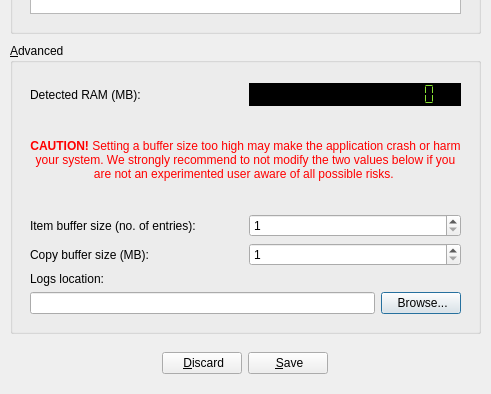
First picture: the form in src/preferences.ui, repository felsocim/Backy, before the edit; both pictures show x 0 to 491 and y 217 to 611 of the 491 by 611 pixel window.
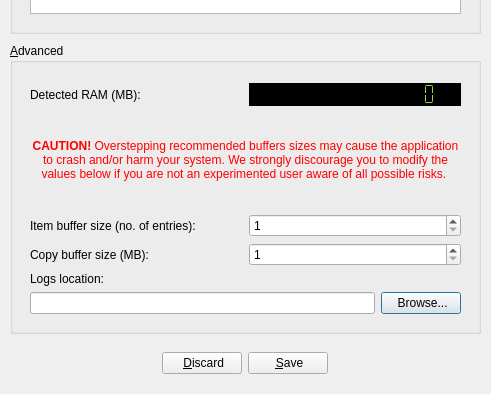
Second picture: the form after the edit. Icons and pictures are not drawn.

What changed in the file:
```diff
--- a/src/preferences.ui
+++ b/src/preferences.ui
@@ -154,7 +154,7 @@
         <string notr="true">color: red;</string>
        </property>
        <property name="text">
-        <string>&lt;html&gt;&lt;head/&gt;&lt;body&gt;&lt;p&gt;&lt;span style=&quot; font-weight:600;&quot;&gt;CAUTION!&lt;/span&gt; Setting a buffer size too high may make the application crash or harm your system. We strongly recommend to not modify the two values below if you are not an experimented user aware of all possible risks. &lt;/p&gt;&lt;/body&gt;&lt;/html&gt;</string>
+        <string>&lt;html&gt;&lt;head/&gt;&lt;body&gt;&lt;p&gt;&lt;span style=&quot; font-weight:600;&quot;&gt;CAUTION!&lt;/span&gt; Overstepping recommended buffers sizes may cause the application to crash and/or harm your system. We strongly discourage you to modify the values below if you are not an experimented user aware of all possible risks. &lt;/p&gt;&lt;/body&gt;&lt;/html&gt;</string>
        </property>
        <property name="alignment">
         <set>Qt::AlignCenter</set>
```
